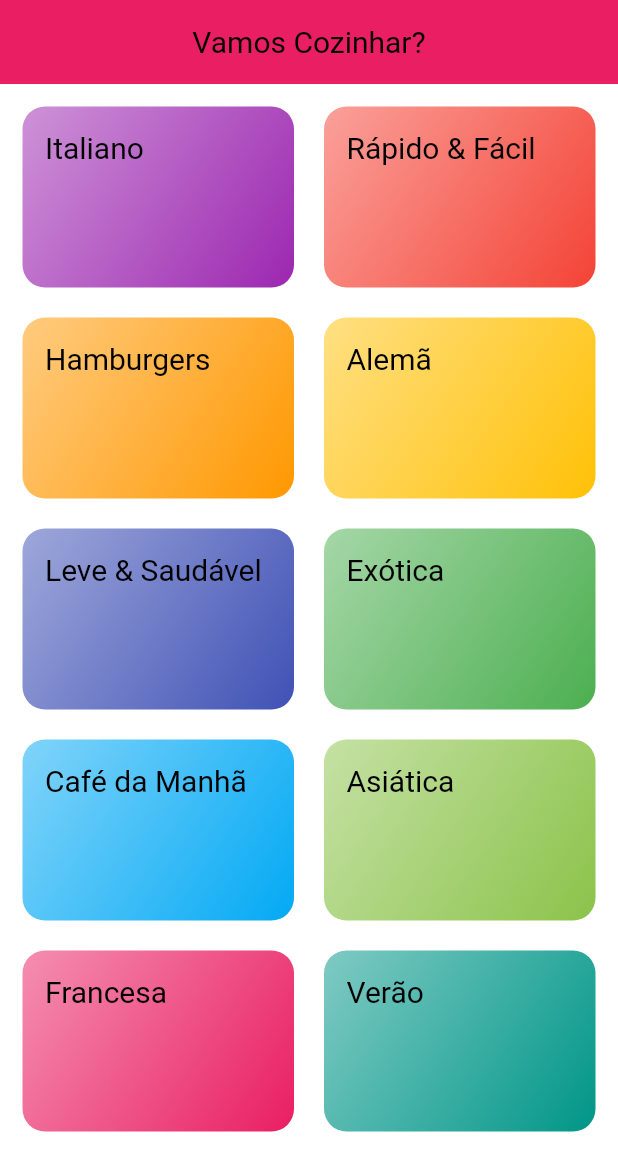
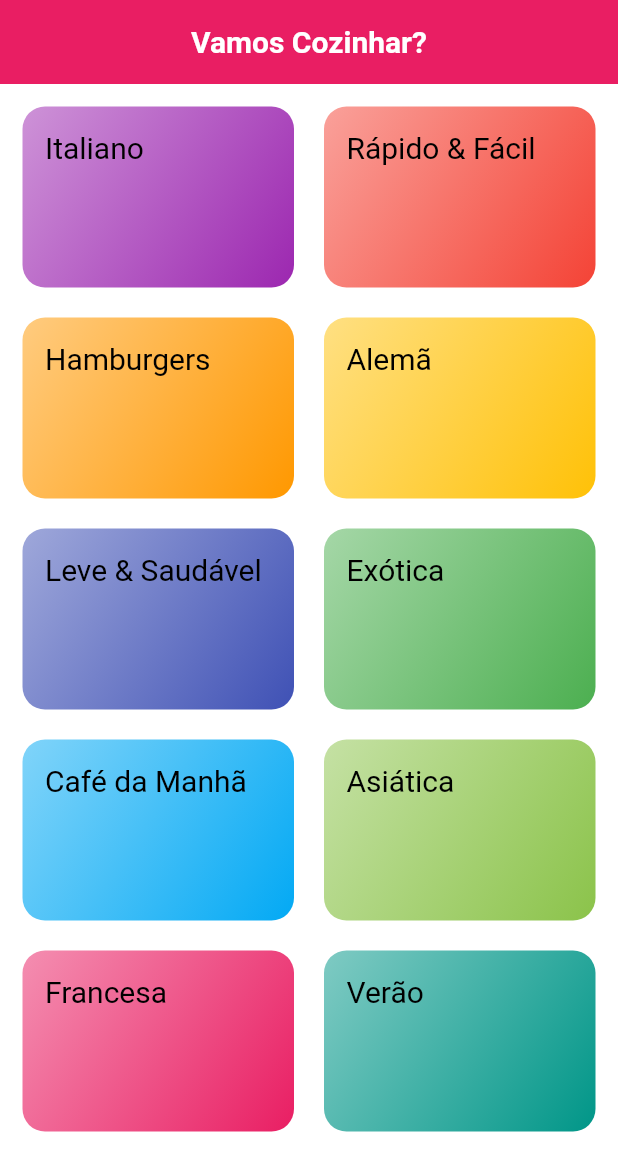
Before and after one commit to absjuniordev/food, a Flutter app: the screen it shows after launch, on a phone screen of 412 x 824 dp. Shown: the top 1171 px of the screen. Run offline on Flutter 3.47's test engine with Material 3 defaults, Android fonts, the phone set to English and light mode, and no system bars; Roboto replaces fonts that are missing (RobotoCondensed).

Commit message:
Estilização do Appbar e criação da tela de detalhes

```diff
--- a/lib/main.dart
+++ b/lib/main.dart
@@ -1,5 +1,6 @@
 import 'package:flutter/material.dart';
 import 'package:food/screens/Categories_screen.dart';
+import 'package:food/screens/food_details_screen.dart';
 
 import 'screens/categories_food_screen.dart';
 import 'utils/app_routes.dart';
@@ -27,11 +28,20 @@ class MyApp extends StatelessWidget {
                 fontFamily: 'RobotoCondensed',
               ),
             ),
+        appBarTheme: const AppBarTheme(
+          color: Colors.pink,
+          centerTitle: true,
+          titleTextStyle: TextStyle(
+            color: Colors.white,
+            fontSize: 20,
+            fontWeight: FontWeight.bold,
+          ),
+        ),
       ),
-
       routes: {
         AppRoutes.HOME: (_) => const CategoriesScreen(),
         AppRoutes.CATEGORIES_FOOD: (_) => const CategoriesFoodScreen(),
+        AppRoutes.FOOD_DETAIL: (_) => const FoodDetailsScreen(),
       },
     );
   }
--- a/lib/screens/categories_food_screen.dart
+++ b/lib/screens/categories_food_screen.dart
@@ -19,7 +19,7 @@ class CategoriesFoodScreen extends StatelessWidget {
 
     return Scaffold(
       appBar: AppBar(
-        title: Text(category.title),
+        title: Text(category.title)
       ),
       body: ListView.builder(
         itemCount: categoryFood.length,
--- a/lib/screens/categories_screen.dart
+++ b/lib/screens/categories_screen.dart
@@ -11,9 +11,7 @@ class CategoriesScreen extends StatelessWidget {
     return SafeArea(
       child: Scaffold(
         appBar: AppBar(
-          backgroundColor: Theme.of(context).primaryColor,
           title: const Text('Vamos Cozinhar?'),
-          centerTitle: true,
         ),
         body: GridView(
           padding: const EdgeInsets.all(15),
--- a/lib/utils/app_routes.dart
+++ b/lib/utils/app_routes.dart
@@ -2,4 +2,5 @@
 class AppRoutes {
   static const HOME= '/';
   static const CATEGORIES_FOOD= '/categories-food';
+  static const FOOD_DETAIL= '/food-detail';
 }
```
Also changed, not shown: lib/components/food_item.dart (+8 -3 lines), lib/screens/food_details_screen.dart (added, +20 -0 lines).
